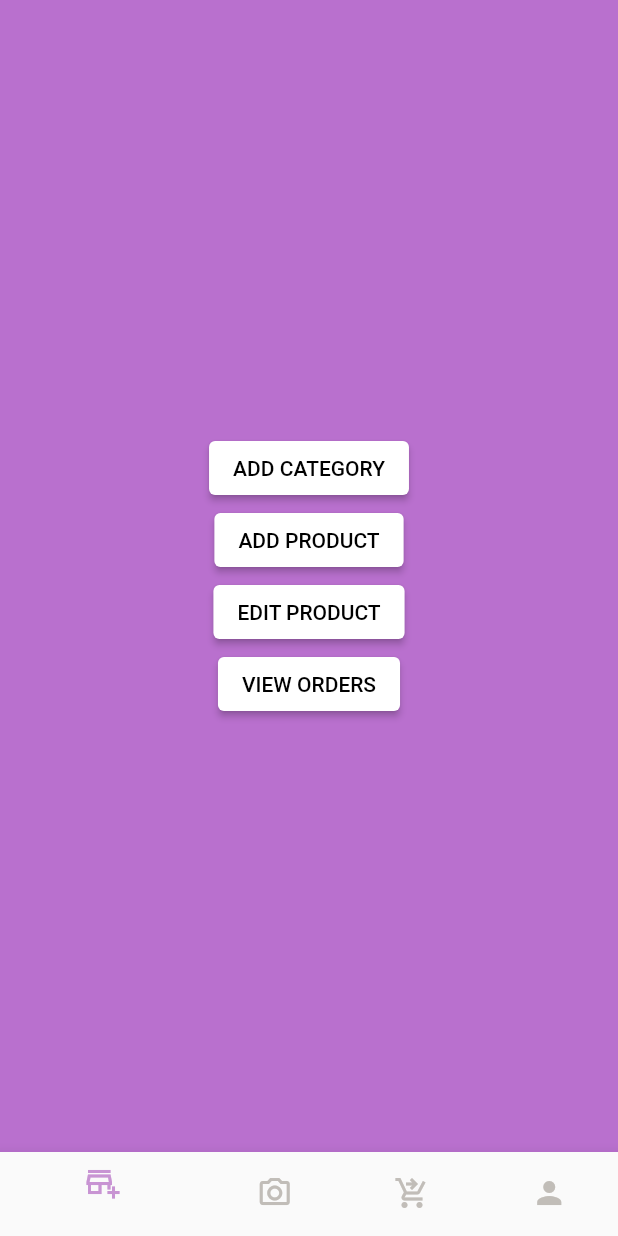
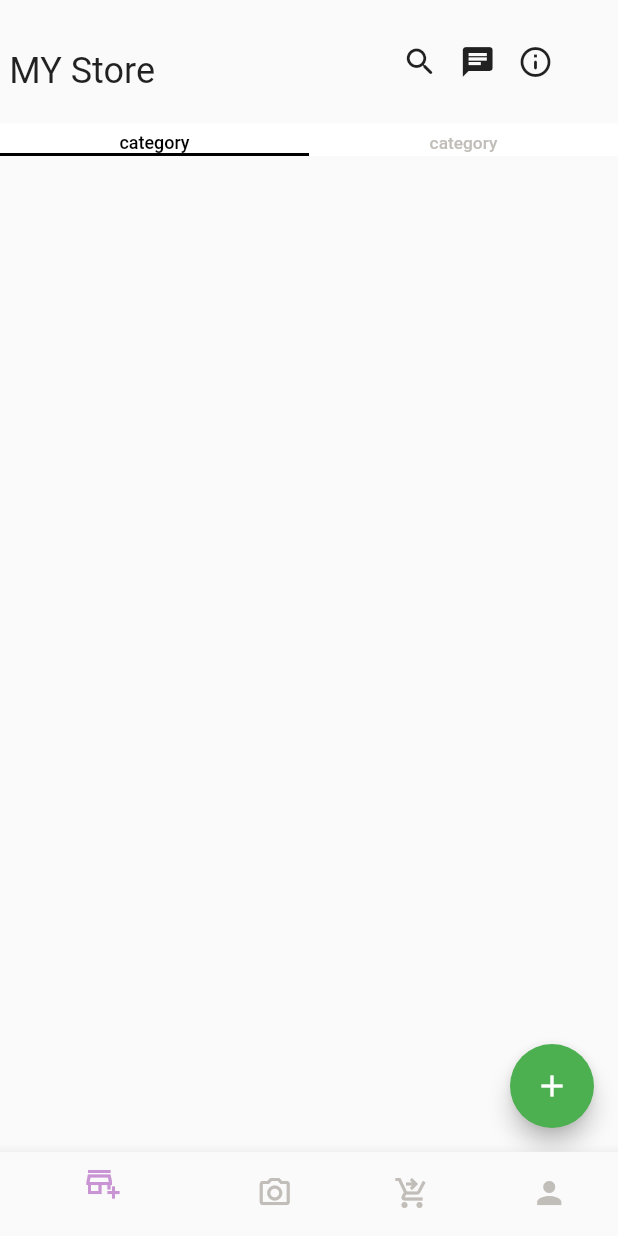
Before and after one commit to ayahammoda/market, a Flutter app: the adminHome screen opened by its route, on a phone screen of 412 x 824 dp. Run offline on Flutter 3.47's test engine with Material 2 defaults, Android fonts, the phone set to English and light mode, and no system bars; our stand-ins replace cloud_firestore, firebase_auth, firebase_core, modal_progress_hud_nsn; accounts and stored records are empty; project files that could hold a hidden picture were left out.

Commit message:
batoul code

```diff
--- a/lib/admin/adminhome.dart
+++ b/lib/admin/adminhome.dart
@@ -1,8 +1,8 @@
 import 'package:flutter/material.dart';
-import 'package:market1/admin/movePages.dart';
+import 'package:market1/admin/productPage.dart';
 
 class adminHome extends StatefulWidget {
-  static String id='homePageAdmin';
+  static String id = 'homePageAdmin';
   const adminHome({Key? key}) : super(key: key);
 
   @override
@@ -14,19 +14,23 @@ class _adminHomeState extends State<adminHome> {
 
   @override
   Widget build(BuildContext context) {
-    return DefaultTabController(
-      length: 4,
+    var size = MediaQuery.of(context).size;
+
+    return Stack(
+      children: [
+        DefaultTabController(
+          length: 2,
           child: Scaffold(
             bottomNavigationBar: BottomNavigationBar(
               selectedItemColor: Color(0xFFC894D3),
               unselectedItemColor: Color(0xFFC1BDB8),
-          type:BottomNavigationBarType.shifting,
+              type: BottomNavigationBarType.shifting,
               onTap: (index) {
                 setState(() {
                   _indexBottomBar = index;
                 });
-          }
-          , items: const [
+              },
+              items: const [
                 BottomNavigationBarItem(
                     icon: Icon(Icons.add_business_outlined), label: ""),
                 BottomNavigationBarItem(
@@ -34,18 +38,51 @@ class _adminHomeState extends State<adminHome> {
                 BottomNavigationBarItem(
                     icon: Icon(Icons.shopping_cart_checkout), label: ""),
                 BottomNavigationBarItem(icon: Icon(Icons.person), label: ""),
-        ],),
-
+              ],
+            ),
             backgroundColor: Color(0xFFB970CE),
             body: _Pages[_indexBottomBar],
-      ),);
+          ),
+        ),
+        Material(
+          child: Container(
+            height: size.height * .1,
+            child: Row(
+              mainAxisAlignment: MainAxisAlignment.start,
+              children: [
+                Padding(
+                  padding: EdgeInsets.fromLTRB(size.width * .015,
+                      size.height * .015, size.width * .4, 0),
+                  child: Text(
+                    'MY Store',
+                    style: Theme.of(context).textTheme.headline5,
+                  ),
+                ),
+                const Icon(Icons.search_rounded),
+                Padding(
+                  padding: EdgeInsets.symmetric(
+                    horizontal: size.width * .035,
+                  ),
+                  child: const Icon(Icons.chat),
+                ),
+                const Icon(Icons.info_outline_rounded),
+              ],
+            ),
+          ),
+        )
+      ],
+    );
+  }
 }
 
-}
-List<Widget> _Pages=[
-Data(),
+List<Widget> _Pages = [
+  const TabBarView(
+    children: [
+      ProductPage(),
+      ProductPage(),
+    ],
+  ),
   Container(),
   Container(),
   Container(),
-
 ];
--- a/lib/admin/categorychoice.dart
+++ b/lib/admin/categorychoice.dart
@@ -1,4 +1,5 @@
 import 'package:flutter/material.dart';
+import 'package:market1/color.dart';
 import '../Widget/textfield2.dart';
 class CategoryCH extends StatefulWidget {
   static String id = 'CategoryCH';
@@ -17,7 +18,7 @@ class _CategoryCHState extends State<CategoryCH> {
   Widget build(BuildContext context) {
     return  Scaffold(
         appBar: AppBar(backgroundColor: Colors.black38),
-        backgroundColor: Color(0xFFB970CE),
+        backgroundColor: backgroundColor,
         body: Form(
             key: _globalKey,
             child: Column(
--- a/lib/admin/movePages.dart
+++ /dev/null
@@ -1,66 +0,0 @@
-
-import 'package:flutter/material.dart';
-import 'package:market1/admin/addProduct.dart';
-import 'package:market1/admin/categorychoice.dart';
-
-class Data extends StatefulWidget {
-  const Data({Key? key}) : super(key: key);
-
-  @override
-  State<Data> createState() => _DataState();
-}
-
-class _DataState extends State<Data> {
-  @override
-  Widget build(BuildContext context) {
-    return Column(
-
-      mainAxisAlignment: MainAxisAlignment.center,
-      crossAxisAlignment: CrossAxisAlignment.center,
-      children: <Widget>[
-        SizedBox(
-          width: double.infinity,
-        ),
-        ElevatedButton(
-          style: ElevatedButton.styleFrom(primary: Colors.white),
-          onPressed: () {
-            Navigator.pushNamed(context, CategoryCH.id);
-          },
-          child: Text(
-            'ADD CATEGORY',
-            style: TextStyle(color: Colors.black),
-          ),
-
-        ),
-
-        ElevatedButton(
-          style: ElevatedButton.styleFrom(primary: Colors.white),
-          onPressed: () {
-            Navigator.pushNamed(context, addProduct.id);
-          },
-          child: const Text(
-            'ADD PRODUCT',
-            style: TextStyle(color: Colors.black),
-          ),
-
-        ),
-        ElevatedButton(
-          style: ElevatedButton.styleFrom(primary: Colors.white),
-          onPressed: () {},
-          child: Text(
-            'EDIT PRODUCT',
-            style: TextStyle(color: Colors.black),
-          ),
-        ),
-        ElevatedButton(
-            style: ElevatedButton.styleFrom(primary: Colors.white),
-            onPressed: () {},
-            child: Text(
-              'VIEW ORDERS',
-              style: TextStyle(color: Colors.black),
-            )),
-
-      ],
-    );
-  }
-}
--- /dev/null
+++ b/lib/admin/productPage.dart
@@ -0,0 +1,94 @@
+import 'package:flutter/material.dart';
+import 'package:market1/admin/addProduct.dart';
+import 'package:market1/color.dart';
+
+class ProductPage extends StatefulWidget {
+  const ProductPage({Key? key}) : super(key: key);
+
+  @override
+  State<ProductPage> createState() => _ProductPageState();
+}
+
+class _ProductPageState extends State<ProductPage> {
+  int _tabBarIndex = 0;
+  @override
+  Widget build(BuildContext context) {
+    var siz = MediaQuery.of(context).size;
+    double fontSizeSelected = siz.width * .029;
+    double fontSizeUnSelected = siz.width * .028;
+
+    return Scaffold(
+      appBar: AppBar(
+        backgroundColor: backgroundColor,
+        elevation: 0,
+        bottom: TabBar(
+          indicatorColor: KText,
+          onTap: (value) {
+            setState(() {
+              _tabBarIndex = value;
+            });
+          },
+          tabs: [
+            textTab(
+              text: "category",
+              tabBarIndex: _tabBarIndex,
+              index: 0,
+              fontSizeSelected: fontSizeSelected,
+              fontSizeUnSelected: fontSizeUnSelected,
+            ),
+            textTab(
+              text: "category",
+              tabBarIndex: _tabBarIndex,
+              index: 1,
+              fontSizeSelected: fontSizeSelected,
+              fontSizeUnSelected: fontSizeUnSelected,
+            ),
+            // textTab(
+            //   text: "category",
+            //   tabBarIndex: _tabBarIndex,
+            //   index: 2,
+            //   fontSizeSelected: fontSizeSelected,
+            //   fontSizeUnSelected: fontSizeUnSelected,
+            // ),
+            // textTab(
+            //   text: "Product",
+            //   tabBarIndex: _tabBarIndex,
+            //   index: 3,
+            //   fontSizeSelected: fontSizeSelected,
+            //   fontSizeUnSelected: fontSizeUnSelected,
+            // ),
+          ],
+        ),
+      ),
+      body: const Column(
+        mainAxisAlignment: MainAxisAlignment.center,
+        crossAxisAlignment: CrossAxisAlignment.center,
+        children: <Widget>[],
+      ),
+      floatingActionButton: FloatingActionButton(
+        onPressed: () {
+          Navigator.pushNamed(context, AddProduct.id);
+        },
+        tooltip: 'Increment',
+        backgroundColor: Colors.green,
+        child: const Icon(Icons.add),
+      ),
+    );
+  }
+}
+
+Widget textTab({
+  required String text,
+  required int tabBarIndex,
+  required int index,
+  required double fontSizeSelected,
+  required double fontSizeUnSelected,
+}) {
+  return Text(
+    text,
+    style: TextStyle(
+      color: tabBarIndex == index ? KText : unActiveTextColor,
+      fontSize: tabBarIndex == index ? fontSizeSelected : fontSizeUnSelected,
+    ),
+  );
+}
--- a/lib/color.dart
+++ b/lib/color.dart
@@ -1,6 +1,8 @@
-
 import 'package:flutter/material.dart';
 
-const kMaincolor=Color(0xFFB970CE);
-const KText=Color(0xFF000000);
-const KB1=Color(0xFFC894D3);
+const kMaincolor = Color(0xFFB970CE);
+const KText = Color(0xFF000000);
+const KB1 = Color(0xFFC894D3);
+//const Color textColor = Colors.black;
+const Color unActiveTextColor = Color(0xffC1BDB8);
+const Color backgroundColor = Colors.white;
```
Also changed, not shown: lib/Widget/textfield2.dart (+15 -23 lines), lib/admin/addProduct.dart (+44 -54 lines), lib/admin/categoryPage.dart (added, +94 -0 lines), lib/main.dart (+9 -11 lines), pubspec.lock, 2 other files. Lines whose indentation alone changed are shown as unchanged.
